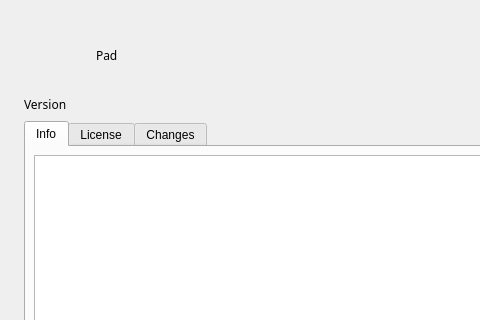
Before: the Qt Designer form src/gui/aboutdialog.ui in davaughnl/Pad, drawn with Qt 5; both pictures show x 0 to 480 and y 0 to 320 of the 720 by 560 pixel window.
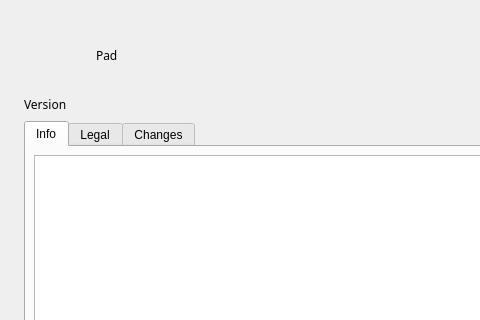
After: the same form once the commit is applied. Icons and pictures are not drawn.

Commit message: About: Pad-only interface, neutral Legal tab keeps copyright and GPL text

Diff of the .ui file:
```diff
--- a/src/gui/aboutdialog.ui
+++ b/src/gui/aboutdialog.ui
@@ -141,7 +141,7 @@
      </widget>
      <widget class="QWidget" name="license">
       <attribute name="title">
-       <string>License</string>
+       <string>Legal</string>
       </attribute>
       <layout class="QVBoxLayout" name="verticalLayout_3">
 
```
The commit also changes 2 other files.
